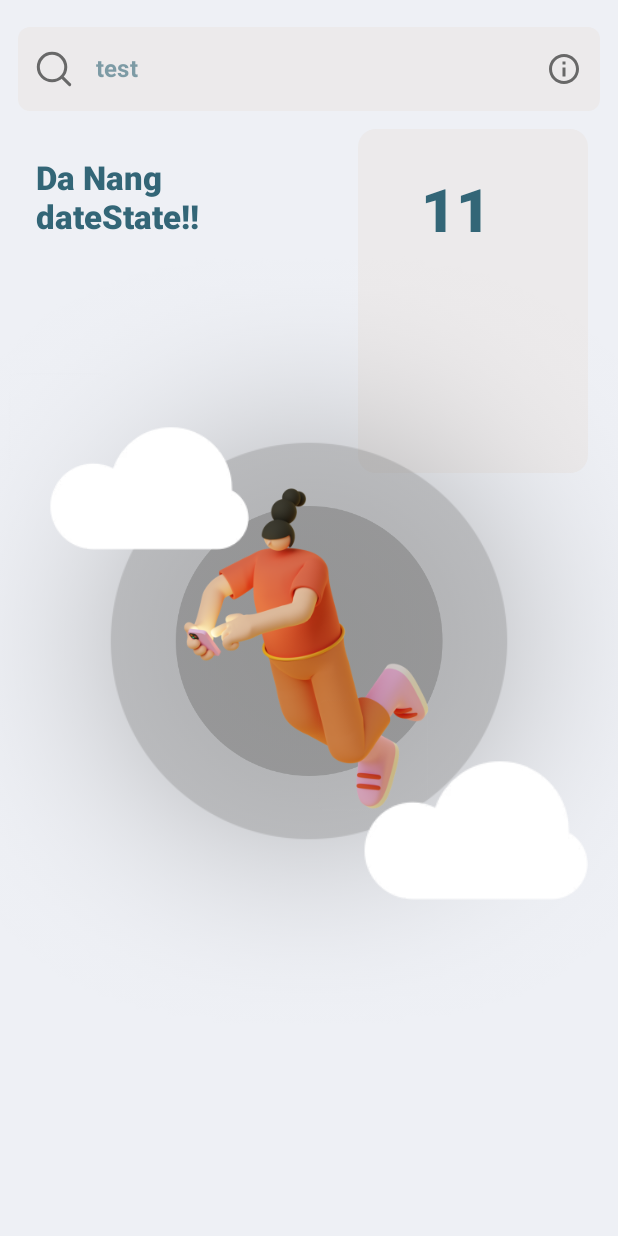
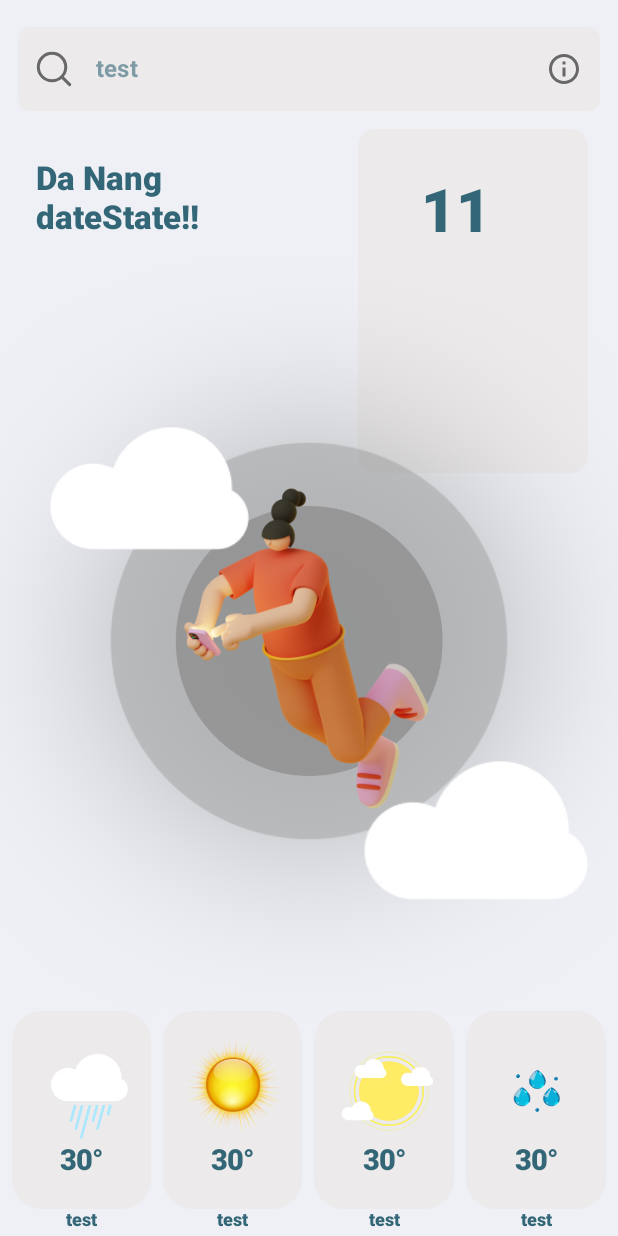
Before and after one commit to JackNguyenIT/Weather-Compose, an Android app built with Jetpack Compose: the screen it shows after launch (MainActivity), on a phone screen of 412 x 824 dp. Run offline under Robolectric (Android 15) with nearby library versions, the phone set to English and light mode, and no system bars; our stand-ins replace Dagger/Hilt's generated code; libraries missing offline, so code that uses them is left out: me.nikhilchaudhari.library; 6 statements that could not run were skipped.

Commit message:
add ui bottom main

```diff
--- a/app/src/main/java/com/jack/weather/ui/main/MainScreen.kt
+++ b/app/src/main/java/com/jack/weather/ui/main/MainScreen.kt
@@ -1,5 +1,6 @@
 package com.jack.weather.ui.main
 
+import androidx.compose.foundation.layout.Box
 import androidx.compose.foundation.layout.Column
 import androidx.compose.foundation.layout.Spacer
 import androidx.compose.foundation.layout.fillMaxHeight
@@ -15,6 +16,7 @@ import androidx.hilt.navigation.compose.hiltViewModel
 import com.jack.weather.ui.components.BackgroundWrapper
 import com.jack.weather.ui.components.CityEditView
 import com.jack.weather.ui.main.components.ErrorView
+import com.jack.weather.ui.main.components.MainViewBottomView
 import com.jack.weather.ui.main.components.MainViewTopBarView
 import com.jack.weather.ui.main.components.MainWeatherAnimatedView
 import com.jack.weather.ui.main.components.TemperatureContainerStatus
@@ -67,6 +69,14 @@ private fun MainContent(
                         weather = uiState.weather
                     )
                 }
+
+                Box(modifier = Modifier.align(alignment = Alignment.BottomCenter)) {
+                    MainViewBottomView(
+                        weathers = uiState.weathers,
+                        modifier = Modifier.align(alignment = Alignment.BottomCenter)
+                    )
+                }
+
             }
 
         }
--- a/app/src/main/java/com/jack/weather/ui/main/MainUiState.kt
+++ b/app/src/main/java/com/jack/weather/ui/main/MainUiState.kt
@@ -2,4 +2,8 @@ package com.jack.weather.ui.main
 
 import com.jack.weather.data.weather.Weather
 
-data class MainUiState(val weather: Weather? = null, val isError: Boolean = false)
+data class MainUiState(
+    val weather: Weather? = null,
+    val isError: Boolean = false,
+    val weathers: List<Weather> = emptyList()
+)
--- a/app/src/main/java/com/jack/weather/ui/main/MainViewModel.kt
+++ b/app/src/main/java/com/jack/weather/ui/main/MainViewModel.kt
@@ -30,6 +30,41 @@ class MainViewModel @Inject constructor(
                     humidity = 10,
                     pressure = 10,
                     timestampSecond = 1709204
+                ),
+                weathers = listOf(
+                    Weather(
+                        city = "Da Nang",
+                        weatherUnit = WeatherUnit.IMPERIAL,
+                        type = Weather.Type.DRIZZLE,
+                        temperature = 30f,
+                        humidity = 10,
+                        pressure = 10,
+                        timestampSecond = 1709204
+                    ), Weather(
+                        city = "Da Nang",
+                        weatherUnit = WeatherUnit.IMPERIAL,
+                        type = Weather.Type.CLEAR,
+                        temperature = 30f,
+                        humidity = 10,
+                        pressure = 10,
+                        timestampSecond = 1709204
+                    ), Weather(
+                        city = "Da Nang",
+                        weatherUnit = WeatherUnit.IMPERIAL,
+                        type = Weather.Type.CLOUDS_SCATTERED_CLOUDS,
+                        temperature = 30f,
+                        humidity = 10,
+                        pressure = 10,
+                        timestampSecond = 1709204
+                    ), Weather(
+                        city = "Da Nang",
+                        weatherUnit = WeatherUnit.IMPERIAL,
+                        type = Weather.Type.RAIN_LIGHT_RAIN,
+                        temperature = 30f,
+                        humidity = 10,
+                        pressure = 10,
+                        timestampSecond = 1709204
+                    )
                 )
             )
         }
--- /dev/null
+++ b/app/src/main/java/com/jack/weather/ui/main/components/ForecastCellView.kt
@@ -0,0 +1,117 @@
+package com.jack.weather.ui.main.components
+
+import androidx.compose.foundation.clickable
+import androidx.compose.foundation.layout.Box
+import androidx.compose.foundation.layout.Column
+import androidx.compose.foundation.layout.fillMaxHeight
+import androidx.compose.foundation.layout.fillMaxWidth
+import androidx.compose.foundation.layout.height
+import androidx.compose.foundation.layout.padding
+import androidx.compose.foundation.layout.width
+import androidx.compose.foundation.layout.wrapContentWidth
+import androidx.compose.foundation.shape.RoundedCornerShape
+import androidx.compose.material.Card
+import androidx.compose.material.CircularProgressIndicator
+import androidx.compose.material.Text
+import androidx.compose.runtime.Composable
+import androidx.compose.ui.Alignment
+import androidx.compose.ui.Modifier
+import androidx.compose.ui.text.font.FontWeight
+import androidx.compose.ui.unit.dp
+import androidx.compose.ui.unit.sp
+import androidx.compose.ui.zIndex
+import com.jack.weather.data.weather.Weather
+import com.jack.weather.ui.theme.WeatherAppTheme
+import me.nikhilchaudhari.library.neumorphic
+import me.nikhilchaudhari.library.shapes.Punched
+
+@Composable
+fun ForecastCellView(
+    weather: Weather?,
+    modifier: Modifier = Modifier,
+) {
+    Column(
+        modifier = modifier
+            .height(150.dp)
+    ) {
+        Box(
+            modifier = modifier
+                .height(130.dp)
+        ) {
+            Card(
+                backgroundColor = WeatherAppTheme.colors.neumorphicBackgroundColor,
+                elevation = 0.dp,
+                shape = RoundedCornerShape(20.dp),
+                modifier = modifier
+                    .neumorphic(
+                        neuShape =
+                        Punched.Rounded(radius = 16.dp)
+                    )
+                    .clickable {
+
+                    }
+            ) {
+                Column(
+                    modifier = modifier
+                        .fillMaxWidth()
+                        .fillMaxHeight()
+                        .padding(14.dp)
+                ) {
+                    if (weather == null) {
+                        Box(
+                            modifier = Modifier
+                                .fillMaxWidth()
+                                .fillMaxHeight()
+                        ) {
+                            CircularProgressIndicator(
+                                modifier = Modifier
+                                    .width(24.dp)
+                                    .height(24.dp)
+                                    .align(Alignment.Center)
+                                    .zIndex(2f),
+                            )
+                        }
+                    } else {
+                        WeatherIconView(
+                            weatherType = weather.type,
+                            modifier = Modifier.weight(2.2f)
+                        )
+                        Box(
+                            modifier = Modifier
+                                .weight(1f)
+                                .fillMaxWidth()
+                        ) {
+                            Text(
+                                text = "${weather.temperature.toInt()}°",
+                                fontSize = 19.sp,
+                                fontWeight = FontWeight(900),
+                                modifier = Modifier
+                                    .wrapContentWidth()
+                                    .padding(bottom = 4.dp)
+                                    .align(Alignment.Center)
+                            )
+                        }
+                    }
+                }
+            }
+
+        }
+        Box(
+            modifier = Modifier
+                .fillMaxWidth()
+        ) {
+            if (weather != null) {
+                // To put in presenter the text creation
+                Text(
+                    text = "test",
+                    fontSize = 12.sp,
+                    fontWeight = FontWeight(900),
+                    modifier = Modifier
+                        .wrapContentWidth()
+                        .padding(bottom = 4.dp)
+                        .align(Alignment.Center)
+                )
+            }
+        }
+    }
+}
--- /dev/null
+++ b/app/src/main/java/com/jack/weather/ui/main/components/MainViewBottomView.kt
@@ -0,0 +1,53 @@
+package com.jack.weather.ui.main.components
+
+import androidx.compose.foundation.layout.Box
+import androidx.compose.foundation.layout.Column
+import androidx.compose.foundation.layout.Row
+import androidx.compose.foundation.layout.Spacer
+import androidx.compose.foundation.layout.padding
+import androidx.compose.foundation.layout.width
+import androidx.compose.runtime.Composable
+import androidx.compose.ui.Alignment
+import androidx.compose.ui.Modifier
+import androidx.compose.ui.unit.dp
+import androidx.compose.ui.zIndex
+import com.jack.weather.data.weather.Weather
+
+@Composable
+fun MainViewBottomView(
+    modifier: Modifier = Modifier,
+    weathers: List<Weather>? = null,
+) {
+    Box {
+        Column(
+            horizontalAlignment = Alignment.CenterHorizontally,
+            modifier = modifier
+                .padding(start = 8.dp, end = 8.dp)
+                .align(alignment = Alignment.BottomCenter)
+                .zIndex(4f)
+        ) {
+            Row {
+                ForecastCellView(
+                    weather = weathers?.getOrNull(0),
+                    modifier = Modifier.weight(1f),
+                )
+                Spacer(modifier = Modifier.width(8.dp))
+                ForecastCellView(
+                    weather = weathers?.getOrNull(1),
+                    modifier = Modifier.weight(1f),
+                )
+                Spacer(modifier = Modifier.width(8.dp))
+                ForecastCellView(
+                    weather = weathers?.getOrNull(2),
+                    modifier = Modifier.weight(1f),
+                )
+                Spacer(modifier = Modifier.width(8.dp))
+                ForecastCellView(
+                    weather = weathers?.getOrNull(3),
+                    modifier = Modifier.weight(1f),
+                )
+            }
+        }
+    }
+
+}
```
